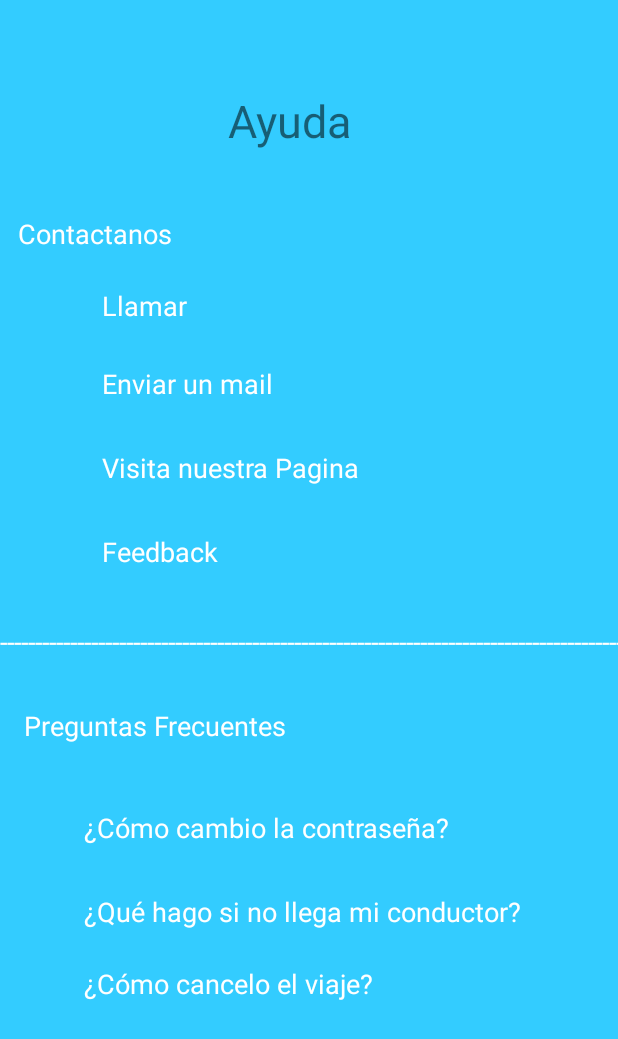
After one commit to rhv1001/pr5, an Android app: the layout ayuda.xml on its own in the app's theme, with its tools: preview values and no code run, on a phone screen of 412 x 824 dp. The commit adds this screen. Shown: the top 1039 px of the screen. Run offline under Robolectric (Android 15) with nearby library versions, the phone set to English and light mode, and no system bars.

Commit message:
Feedback y Ayuda Hechos

```diff
--- a/app/src/main/java/com/example/pr5/MainActivity.java
+++ b/app/src/main/java/com/example/pr5/MainActivity.java
@@ -140,3 +140,17 @@ class ResultadoViaje extends AppCompatActivity {
         setContentView(R.layout.activity_regcomp);
     }
 }
+class Ayuda extends AppCompatActivity {
+    @Override
+    protected void onCreate(Bundle savedInstanceState) {
+        super.onCreate(savedInstanceState);
+        setContentView(R.layout.activity_regcomp);
+    }
+}
+class Feedback extends AppCompatActivity {
+    @Override
+    protected void onCreate(Bundle savedInstanceState) {
+        super.onCreate(savedInstanceState);
+        setContentView(R.layout.activity_regcomp);
+    }
+}
--- /dev/null
+++ b/app/src/main/res/layout/ayuda.xml
@@ -0,0 +1,157 @@
+<?xml version="1.0" encoding="utf-8"?>
+<android.support.constraint.ConstraintLayout
+    xmlns:android="http://schemas.android.com/apk/res/android"
+    xmlns:app="http://schemas.android.com/apk/res-auto"
+    xmlns:tools="http://schemas.android.com/tools"
+    android:layout_width="match_parent"
+    android:layout_height="match_parent">
+
+    <android.support.constraint.ConstraintLayout
+        tools:layout_editor_absoluteX="0dp"
+        tools:layout_editor_absoluteY="35dp"
+        android:layout_width="match_parent"
+        android:layout_height="match_parent"
+        android:background="@color/azul">
+
+        <TextView
+            android:id="@+id/textView8"
+            android:layout_width="100dp"
+            android:layout_height="51dp"
+            android:layout_marginStart="152dp"
+            android:layout_marginLeft="152dp"
+            android:layout_marginTop="60dp"
+            android:text="@string/ayudamatdesign"
+            android:textSize="30sp"
+            app:layout_constraintStart_toStartOf="parent"
+            app:layout_constraintTop_toTopOf="parent" />
+
+        <TextView
+            android:id="@+id/textView11"
+            android:layout_width="270dp"
+            android:layout_height="40dp"
+            android:layout_marginStart="56dp"
+            android:layout_marginLeft="56dp"
+            android:layout_marginTop="428dp"
+            android:text="¿Cómo cambio la contraseña?"
+            android:textColor="@color/white"
+            android:textSize="18sp"
+            app:layout_constraintStart_toStartOf="parent"
+            app:layout_constraintTop_toBottomOf="@+id/textView8" />
+
+        <TextView
+            android:id="@+id/textView18"
+            android:layout_width="294dp"
+            android:layout_height="39dp"
+            android:layout_marginStart="56dp"
+            android:layout_marginLeft="56dp"
+            android:layout_marginTop="484dp"
+            android:text="¿Qué hago si no llega mi conductor?"
+            android:textColor="@color/white"
+            android:textSize="18sp"
+            app:layout_constraintStart_toStartOf="parent"
+            app:layout_constraintTop_toBottomOf="@+id/textView8" />
+
+        <TextView
+            android:id="@+id/textView19"
+            android:layout_width="294dp"
+            android:layout_height="39dp"
+            android:layout_marginStart="56dp"
+            android:layout_marginLeft="56dp"
+            android:layout_marginTop="532dp"
+            android:text="¿Cómo cancelo el viaje?"
+            android:textColor="@color/white"
+            android:textSize="18sp"
+            app:layout_constraintStart_toStartOf="parent"
+            app:layout_constraintTop_toBottomOf="@+id/textView8" />
+
+        <TextView
+            android:id="@+id/textView17"
+            android:layout_width="198dp"
+            android:layout_height="37dp"
+            android:layout_marginStart="16dp"
+            android:layout_marginLeft="16dp"
+            android:layout_marginTop="360dp"
+            android:text="Preguntas Frecuentes"
+            android:textColor="@color/white"
+            android:textSize="18sp"
+            app:layout_constraintStart_toStartOf="parent"
+            app:layout_constraintTop_toBottomOf="@+id/textView8" />
+
+        <TextView
+            android:id="@+id/textView12"
+            android:layout_width="138dp"
+            android:layout_height="37dp"
+            android:layout_marginStart="12dp"
+            android:layout_marginLeft="12dp"
+            android:layout_marginTop="32dp"
+            android:text="Contactanos"
+            android:textColor="@color/white"
+            android:textSize="18sp"
+            app:layout_constraintStart_toStartOf="parent"
+            app:layout_constraintTop_toBottomOf="@+id/textView8" />
+
+        <TextView
+            android:id="@+id/textView13"
+            android:layout_width="420dp"
+            android:layout_height="22dp"
+            android:layout_marginTop="304dp"
+            android:text="----------------------------------------------------------------------------------------------------------"
+            android:textColor="@color/white"
+            android:textSize="18sp"
+            app:layout_constraintStart_toStartOf="parent"
+            app:layout_constraintTop_toBottomOf="@+id/textView8" />
+
+        <TextView
+            android:id="@+id/textView20"
+            android:layout_width="138dp"
+            android:layout_height="37dp"
+            android:layout_marginStart="68dp"
+            android:layout_marginLeft="68dp"
+            android:layout_marginTop="244dp"
+            android:text="Feedback"
+            android:textColor="@color/white"
+            android:textSize="18sp"
+            app:layout_constraintStart_toStartOf="parent"
+            app:layout_constraintTop_toBottomOf="@+id/textView8" />
+
+        <TextView
+            android:id="@+id/textView14"
+            android:layout_width="187dp"
+            android:layout_height="40dp"
+            android:layout_marginStart="68dp"
+            android:layout_marginLeft="68dp"
+            android:layout_marginTop="132dp"
+            android:text="Enviar un mail"
+            android:textColor="@color/white"
+            android:textSize="18sp"
+            app:layout_constraintStart_toStartOf="parent"
+            app:layout_constraintTop_toBottomOf="@+id/textView8" />
+
+        <TextView
+            android:id="@+id/textView16"
+            android:layout_width="189dp"
+            android:layout_height="40dp"
+            android:layout_marginStart="68dp"
+            android:layout_marginLeft="68dp"
+            android:layout_marginTop="188dp"
+            android:text="Visita nuestra Pagina"
+            android:textColor="@color/white"
+            android:textSize="18sp"
+            app:layout_constraintStart_toStartOf="parent"
+            app:layout_constraintTop_toBottomOf="@+id/textView8" />
+
+        <TextView
+            android:id="@+id/textView15"
+            android:layout_width="138dp"
+            android:layout_height="37dp"
+            android:layout_marginStart="68dp"
+            android:layout_marginLeft="68dp"
+            android:layout_marginTop="80dp"
+            android:text="Llamar"
+            android:textColor="@color/white"
+            android:textSize="18sp"
+            app:layout_constraintStart_toStartOf="parent"
+            app:layout_constraintTop_toBottomOf="@+id/textView8" />
+
+    </android.support.constraint.ConstraintLayout>
+</android.support.constraint.ConstraintLayout>
--- /dev/null
+++ b/app/src/main/res/layout/feedback.xml
@@ -0,0 +1,56 @@
+<?xml version="1.0" encoding="utf-8"?>
+<android.support.constraint.ConstraintLayout
+    xmlns:android="http://schemas.android.com/apk/res/android"
+    xmlns:app="http://schemas.android.com/apk/res-auto"
+    xmlns:tools="http://schemas.android.com/tools"
+    android:layout_width="match_parent"
+    android:layout_height="match_parent">
+
+    <android.support.constraint.ConstraintLayout
+        tools:layout_editor_absoluteX="0dp"
+        tools:layout_editor_absoluteY="35dp"
+        android:layout_width="match_parent"
+        android:layout_height="match_parent"
+        android:background="@color/azul">
+
+        <TextView
+            android:id="@+id/textView8"
+            android:layout_width="140dp"
+            android:layout_height="46dp"
+            android:layout_marginStart="132dp"
+            android:layout_marginLeft="132dp"
+            android:layout_marginTop="64dp"
+            android:text="Feedback"
+            android:textSize="30sp"
+            app:layout_constraintStart_toStartOf="parent"
+            app:layout_constraintTop_toTopOf="parent" />
+
+        <TextView
+            android:id="@+id/textView9"
+            android:layout_width="328dp"
+            android:layout_height="255dp"
+            android:background="#588DB8"
+            android:text="Escriba aquí"
+            tools:layout_editor_absoluteX="41dp"
+            tools:layout_editor_absoluteY="238dp" />
+
+        <TextView
+            android:id="@+id/textView21"
+            android:layout_width="179dp"
+            android:layout_height="46dp"
+            android:text="¿Qué Necesitas?"
+            android:textSize="24sp"
+            tools:layout_editor_absoluteX="116dp"
+            tools:layout_editor_absoluteY="179dp" />
+
+        <Button
+            android:id="@+id/button11"
+            android:layout_width="127dp"
+            android:layout_height="77dp"
+            android:onClick="MenPri"
+            android:text="Enviar"
+            tools:layout_editor_absoluteX="142dp"
+            tools:layout_editor_absoluteY="569dp" />
+
+    </android.support.constraint.ConstraintLayout>
+</android.support.constraint.ConstraintLayout>
```
